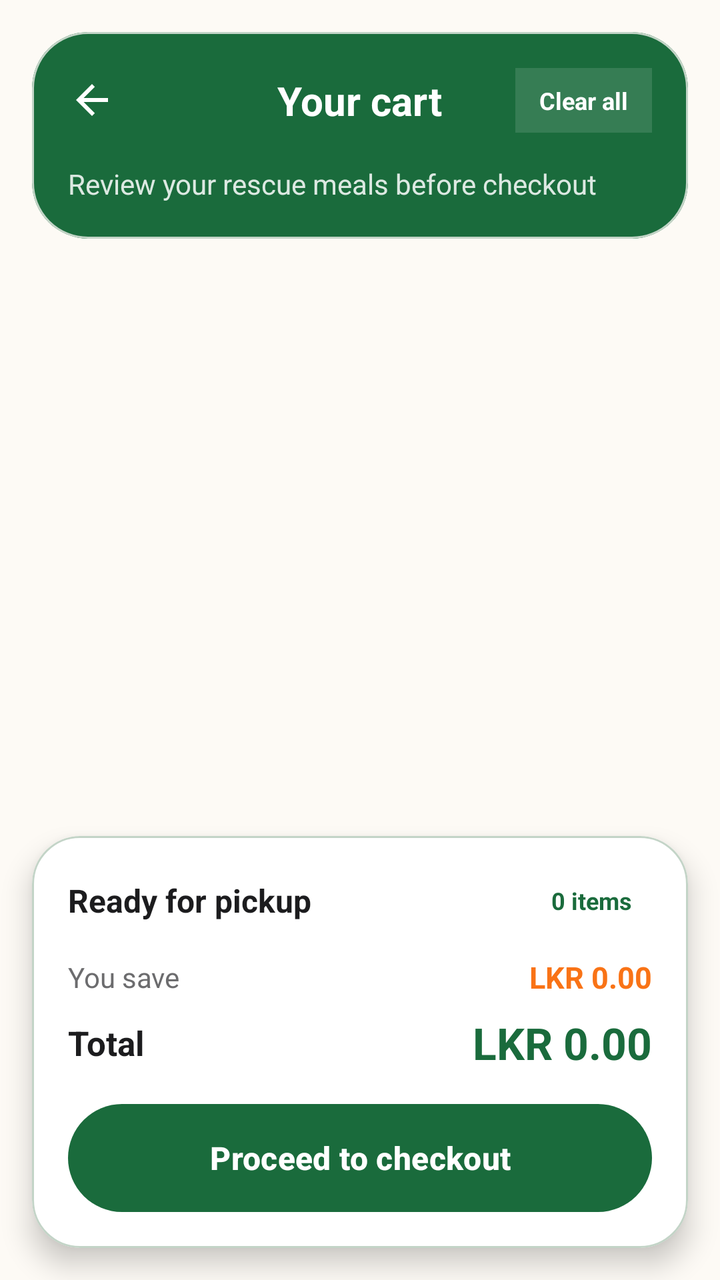
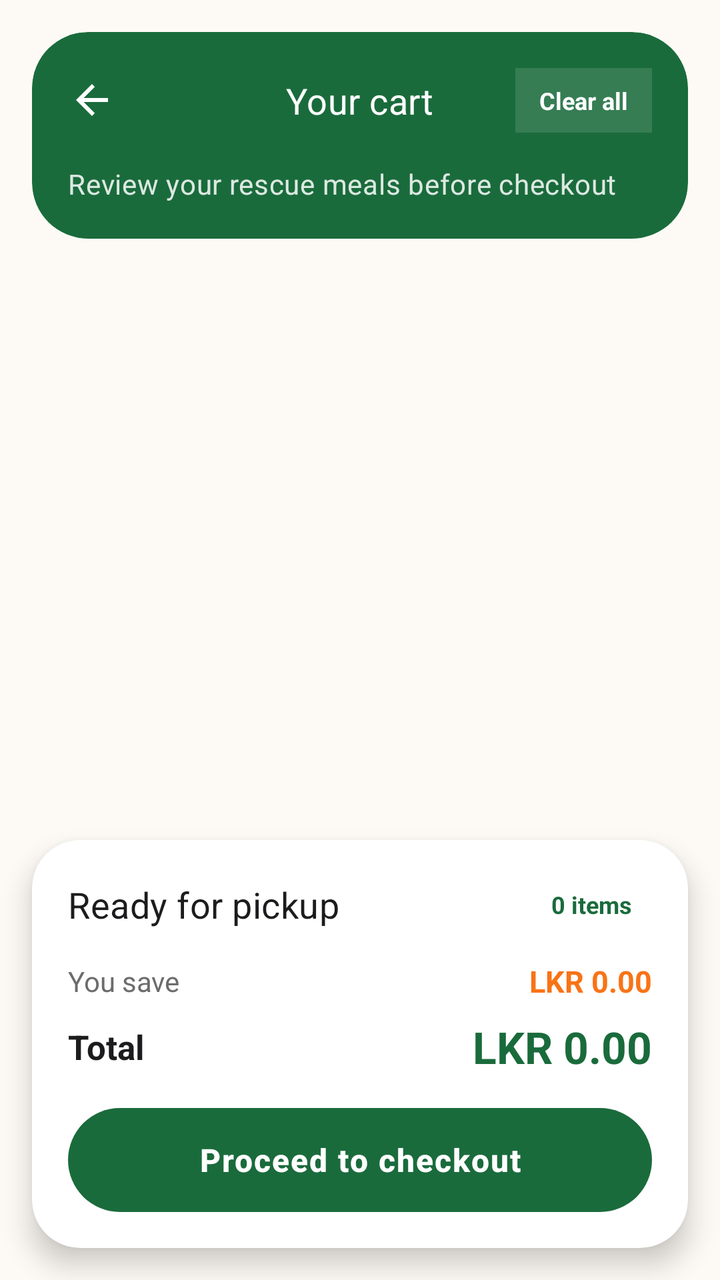

Compare the two renders of this Android layout. The source of the first and the diff that turns it into the second are given below.
<!-- AndroidManifest.xml: application theme Theme.REPLATE -->
<!-- res/layout/activity_cart.xml -->
<?xml version="1.0" encoding="utf-8"?>
<LinearLayout xmlns:android="http://schemas.android.com/apk/res/android"
    xmlns:app="http://schemas.android.com/apk/res-auto"
    android:layout_width="match_parent"
    android:layout_height="match_parent"
    android:background="@color/md_theme_background"
    android:orientation="vertical">

    <com.google.android.material.card.MaterialCardView
        android:layout_width="match_parent"
        android:layout_height="wrap_content"
        android:layout_margin="16dp"
        app:cardBackgroundColor="@color/green_primary"
        app:cardCornerRadius="28dp"
        app:cardElevation="0dp">

        <LinearLayout
            android:layout_width="match_parent"
            android:layout_height="wrap_content"
            android:orientation="vertical"
            android:padding="18dp">

            <RelativeLayout
                android:layout_width="match_parent"
                android:layout_height="wrap_content">

                <ImageView
                    android:id="@+id/ivBack"
                    android:layout_width="24dp"
                    android:layout_height="24dp"
                    android:layout_centerVertical="true"
                    android:src="@drawable/ic_back"
                    app:tint="@color/white" />

                <TextView
                    android:id="@+id/tvTitle"
                    android:layout_width="wrap_content"
                    android:layout_height="wrap_content"
                    android:layout_centerInParent="true"
                    android:text="Your cart"
                    android:textColor="@color/white"
                    android:textSize="20sp"
                    android:textStyle="bold" />

                <TextView
                    android:id="@+id/tvClearCart"
                    android:layout_width="wrap_content"
                    android:layout_height="wrap_content"
                    android:layout_alignParentEnd="true"
                    android:layout_centerVertical="true"
                    android:background="#1FFFFFFF"
                    android:paddingHorizontal="12dp"
                    android:paddingVertical="8dp"
                    android:text="Clear all"
                    android:textColor="@color/white"
                    android:textSize="12sp"
                    android:textStyle="bold" />
            </RelativeLayout>

            <TextView
                android:id="@+id/tvCartSummary"
                android:layout_width="match_parent"
                android:layout_height="wrap_content"
                android:layout_marginTop="16dp"
                android:text="Review your rescue meals before checkout"
                android:textColor="#D9FFFFFF"
                android:textSize="14sp" />
        </LinearLayout>
    </com.google.android.material.card.MaterialCardView>

    <androidx.recyclerview.widget.RecyclerView
        android:id="@+id/rvCartItems"
        android:layout_width="match_parent"
        android:layout_height="0dp"
        android:layout_weight="1"
        android:clipToPadding="false"
        android:paddingBottom="12dp" />

    <LinearLayout
        android:id="@+id/emptyState"
        android:layout_width="match_parent"
        android:layout_height="0dp"
        android:layout_weight="1"
        android:gravity="center"
        android:orientation="vertical"
        android:paddingHorizontal="28dp"
        android:visibility="gone">

        <com.google.android.material.card.MaterialCardView
            android:layout_width="110dp"
            android:layout_height="110dp"
            app:cardBackgroundColor="@color/green_pale"
            app:cardCornerRadius="32dp"
            app:cardElevation="0dp">

            <ImageView
                android:layout_width="52dp"
                android:layout_height="52dp"
                android:layout_gravity="center"
                android:src="@drawable/ic_cart"
                app:tint="@color/green_primary" />
        </com.google.android.material.card.MaterialCardView>

        <TextView
            android:layout_width="wrap_content"
            android:layout_height="wrap_content"
            android:layout_marginTop="20dp"
            android:text="Your cart is feeling empty"
            android:textColor="@color/text_primary"
            android:textSize="22sp"
            android:textStyle="bold" />

        <TextView
            android:layout_width="wrap_content"
            android:layout_height="wrap_content"
            android:layout_marginTop="10dp"
            android:gravity="center"
            android:text="Add a few discounted dishes and come back when you're ready to reserve them."
            android:textColor="@color/text_secondary"
            android:textSize="14sp" />

        <Button
            android:id="@+id/btnBrowse"
            android:layout_width="match_parent"
            android:layout_height="54dp"
            android:layout_marginTop="20dp"
            android:background="@drawable/button_primary"
            android:text="Browse nearby deals"
            android:textAllCaps="false"
            android:textColor="@color/white"
            android:textStyle="bold" />
    </LinearLayout>

    <com.google.android.material.card.MaterialCardView
        android:id="@+id/checkoutSection"
        android:layout_width="match_parent"
        android:layout_height="wrap_content"
        android:layout_marginHorizontal="16dp"
        android:layout_marginBottom="16dp"
        app:cardBackgroundColor="@color/surface_white"
        app:cardCornerRadius="24dp"
        app:cardElevation="8dp">

        <LinearLayout
            android:layout_width="match_parent"
            android:layout_height="wrap_content"
            android:orientation="vertical"
            android:padding="18dp">

            <LinearLayout
                android:layout_width="match_parent"
                android:layout_height="wrap_content"
                android:gravity="center_vertical"
                android:orientation="horizontal">

                <TextView
                    android:layout_width="0dp"
                    android:layout_height="wrap_content"
                    android:layout_weight="1"
                    android:text="Ready for pickup"
                    android:textColor="@color/text_primary"
                    android:textSize="16sp"
                    android:textStyle="bold" />

                <TextView
                    android:id="@+id/tvItemCount"
                    android:layout_width="wrap_content"
                    android:layout_height="wrap_content"
                    android:background="@drawable/badge_distance"
                    android:paddingHorizontal="10dp"
                    android:paddingVertical="6dp"
                    android:text="0 items"
                    android:textColor="@color/green_primary"
                    android:textSize="12sp"
                    android:textStyle="bold" />
            </LinearLayout>

            <LinearLayout
                android:layout_width="match_parent"
                android:layout_height="wrap_content"
                android:layout_marginTop="14dp"
                android:gravity="center_vertical"
                android:orientation="horizontal">

                <TextView
                    android:layout_width="0dp"
                    android:layout_height="wrap_content"
                    android:layout_weight="1"
                    android:text="You save"
                    android:textColor="@color/text_secondary"
                    android:textSize="14sp" />

                <TextView
                    android:id="@+id/tvSavingsValue"
                    android:layout_width="wrap_content"
                    android:layout_height="wrap_content"
                    android:text="LKR 0.00"
                    android:textColor="@color/ember2"
                    android:textSize="15sp"
                    android:textStyle="bold" />
            </LinearLayout>

            <LinearLayout
                android:layout_width="match_parent"
                android:layout_height="wrap_content"
                android:layout_marginTop="8dp"
                android:gravity="center_vertical"
                android:orientation="horizontal">

                <TextView
                    android:layout_width="0dp"
                    android:layout_height="wrap_content"
                    android:layout_weight="1"
                    android:text="Total"
                    android:textColor="@color/text_primary"
                    android:textSize="17sp"
                    android:textStyle="bold" />

                <TextView
                    android:id="@+id/tvTotalAmount"
                    android:layout_width="wrap_content"
                    android:layout_height="wrap_content"
                    android:text="LKR 0.00"
                    android:textColor="@color/green_primary"
                    android:textSize="22sp"
                    android:textStyle="bold" />
            </LinearLayout>

            <Button
                android:id="@+id/btnCheckout"
                android:layout_width="match_parent"
                android:layout_height="54dp"
                android:layout_marginTop="16dp"
                android:background="@drawable/button_primary"
                android:text="Proceed to checkout"
                android:textAllCaps="false"
                android:textColor="@color/white"
                android:textSize="16sp"
                android:textStyle="bold" />
        </LinearLayout>
    </com.google.android.material.card.MaterialCardView>
</LinearLayout>
<!-- resources referenced by this layout -->
<resources>
  <style name="Theme.REPLATE" parent="Theme.Material3.Light.NoActionBar">
          
          <item name="colorPrimary">@color/md_theme_primary</item>
          <item name="colorOnPrimary">@color/md_theme_onPrimary</item>
          <item name="colorPrimaryContainer">@color/md_theme_primaryContainer</item>
          <item name="colorOnPrimaryContainer">@color/md_theme_onPrimaryContainer</item>
  
          
          <item name="colorSecondary">@color/md_theme_secondary</item>
          <item name="colorOnSecondary">@color/md_theme_onSecondary</item>
          <item name="colorSecondaryContainer">@color/md_theme_secondaryContainer</item>
          <item name="colorOnSecondaryContainer">@color/md_theme_onSecondaryContainer</item>
  
          
          <item name="colorTertiary">@color/md_theme_tertiary</item>
          <item name="colorOnTertiary">@color/md_theme_onTertiary</item>
          <item name="colorTertiaryContainer">@color/md_theme_tertiaryContainer</item>
          <item name="colorOnTertiaryContainer">@color/md_theme_onTertiaryContainer</item>
  
          
          <item name="colorError">@color/md_theme_error</item>
          <item name="colorOnError">@color/md_theme_onError</item>
          <item name="colorErrorContainer">@color/md_theme_errorContainer</item>
          <item name="colorOnErrorContainer">@color/md_theme_onErrorContainer</item>
  
          
          <item name="android:colorBackground">@color/md_theme_background</item>
          <item name="colorOnBackground">@color/md_theme_onBackground</item>
          <item name="colorSurface">@color/md_theme_surface</item>
          <item name="colorOnSurface">@color/md_theme_onSurface</item>
          <item name="colorSurfaceVariant">@color/md_theme_surfaceVariant</item>
          <item name="colorOnSurfaceVariant">@color/md_theme_onSurfaceVariant</item>
  
          
          <item name="colorOutline">@color/md_theme_outline</item>
          <item name="colorOutlineVariant">@color/md_theme_outlineVariant</item>
  
          
          <item name="colorSurfaceInverse">@color/md_theme_inverseSurface</item>
          <item name="colorOnSurfaceInverse">@color/md_theme_inverseOnSurface</item>
          <item name="colorPrimaryInverse">@color/md_theme_inversePrimary</item>
  
          
          <item name="colorSurfaceContainerLowest">@color/md_theme_surfaceContainerLowest</item>
          <item name="colorSurfaceContainerLow">@color/md_theme_surfaceContainerLow</item>
          <item name="colorSurfaceContainer">@color/md_theme_surfaceContainer</item>
          <item name="colorSurfaceContainerHigh">@color/md_theme_surfaceContainerHigh</item>
          <item name="colorSurfaceContainerHighest">@color/md_theme_surfaceContainerHighest</item>
  
          
          <item name="android:statusBarColor">@color/status_bar</item>
          <item name="android:navigationBarColor">@color/md_theme_surface</item>
  
          
          <item name="android:windowBackground">@color/md_theme_background</item>
      </style>
  <!-- unchanged entries left out for length: 46 -->
</resources>

<!-- the commit's change to res/layout/activity_cart.xml (unified diff, before → after) -->
@@ -38,9 +38,8 @@
                     android:layout_height="wrap_content"
                     android:layout_centerInParent="true"
                     android:text="Your cart"
-                    android:textColor="@color/white"
-                    android:textSize="20sp"
-                    android:textStyle="bold" />
+                    android:textAppearance="@style/TextAppearance.REPLATE.Subheading"
+                    android:textColor="@color/white" />
 
                 <TextView
                     android:id="@+id/tvClearCart"
@@ -63,8 +62,8 @@
                 android:layout_height="wrap_content"
                 android:layout_marginTop="16dp"
                 android:text="Review your rescue meals before checkout"
-                android:textColor="#D9FFFFFF"
-                android:textSize="14sp" />
+                android:textAppearance="@style/TextAppearance.REPLATE.Body"
+                android:textColor="@color/text_on_primary_muted" />
         </LinearLayout>
     </com.google.android.material.card.MaterialCardView>
 
@@ -106,9 +105,9 @@
             android:layout_height="wrap_content"
             android:layout_marginTop="20dp"
             android:text="Your cart is feeling empty"
+            android:textAppearance="@style/TextAppearance.REPLATE.Headline"
             android:textColor="@color/text_primary"
-            android:textSize="22sp"
-            android:textStyle="bold" />
+            android:textSize="@dimen/text_xl" />
 
         <TextView
             android:layout_width="wrap_content"
@@ -116,13 +115,12 @@
             android:layout_marginTop="10dp"
             android:gravity="center"
             android:text="Add a few discounted dishes and come back when you're ready to reserve them."
-            android:textColor="@color/text_secondary"
-            android:textSize="14sp" />
+            android:textAppearance="@style/TextAppearance.REPLATE.Body" />
 
         <Button
             android:id="@+id/btnBrowse"
             android:layout_width="match_parent"
-            android:layout_height="54dp"
+            android:layout_height="@dimen/button_height"
             android:layout_marginTop="20dp"
             android:background="@drawable/button_primary"
             android:text="Browse nearby deals"
@@ -158,9 +156,7 @@
                     android:layout_height="wrap_content"
                     android:layout_weight="1"
                     android:text="Ready for pickup"
-                    android:textColor="@color/text_primary"
-                    android:textSize="16sp"
-                    android:textStyle="bold" />
+                    android:textAppearance="@style/TextAppearance.REPLATE.Subheading" />
 
                 <TextView
                     android:id="@+id/tvItemCount"
@@ -229,13 +225,13 @@
             <Button
                 android:id="@+id/btnCheckout"
                 android:layout_width="match_parent"
-                android:layout_height="54dp"
+                android:layout_height="@dimen/button_height"
                 android:layout_marginTop="16dp"
                 android:background="@drawable/button_primary"
                 android:text="Proceed to checkout"
                 android:textAllCaps="false"
                 android:textColor="@color/white"
-                android:textSize="16sp"
+                android:textSize="@dimen/text_md"
                 android:textStyle="bold" />
         </LinearLayout>
     </com.google.android.material.card.MaterialCardView>
<!-- resource entries referenced after the edit -->
@@ -1,5 +1,24 @@
 <!-- resources referenced by this layout -->
 <resources>
+  <color name="text_on_primary_muted">#D9FFFFFF</color>
+  <dimen name="button_height">52dp</dimen>
+  <dimen name="text_md">16sp</dimen>
+  <dimen name="text_xl">22sp</dimen>
+  <style name="TextAppearance.REPLATE.Body" parent="TextAppearance.Material3.BodyMedium">
+          <item name="android:fontFamily">sans-serif</item>
+          <item name="android:textSize">@dimen/text_sm</item>
+          <item name="android:textColor">@color/text_secondary</item>
+      </style>
+  <style name="TextAppearance.REPLATE.Headline" parent="TextAppearance.Material3.TitleLarge">
+          <item name="android:fontFamily">sans-serif-black</item>
+          <item name="android:textSize">@dimen/text_xl</item>
+          <item name="android:textColor">@color/text_primary</item>
+      </style>
+  <style name="TextAppearance.REPLATE.Subheading" parent="TextAppearance.Material3.TitleMedium">
+          <item name="android:fontFamily">sans-serif-medium</item>
+          <item name="android:textSize">@dimen/text_lg</item>
+          <item name="android:textColor">@color/text_primary</item>
+      </style>
   <style name="Theme.REPLATE" parent="Theme.Material3.Light.NoActionBar">
           
           <item name="colorPrimary">@color/md_theme_primary</item>
@@ -55,7 +74,51 @@
   
           
           <item name="android:windowBackground">@color/md_theme_background</item>
+  
+          
+          <item name="android:fontFamily">sans-serif</item>
+          <item name="textAppearanceTitleLarge">@style/TextAppearance.REPLATE.Headline</item>
+          <item name="textAppearanceTitleMedium">@style/TextAppearance.REPLATE.Subheading</item>
+          <item name="textAppearanceBodyMedium">@style/TextAppearance.REPLATE.Body</item>
+          <item name="textAppearanceLabelLarge">@style/TextAppearance.REPLATE.Label</item>
+  
+          
+          <item name="materialCardViewStyle">@style/Widget.REPLATE.Card</item>
+          <item name="materialButtonStyle">@style/Widget.REPLATE.Button.Primary</item>
+          <item name="textInputStyle">@style/Widget.REPLATE.TextInputLayout</item>
       </style>
+  <dimen name="text_sm">14sp</dimen>
+  <dimen name="text_lg">18sp</dimen>
+  <style name="TextAppearance.REPLATE.Label" parent="TextAppearance.Material3.LabelMedium">
+          <item name="android:fontFamily">sans-serif-medium</item>
+          <item name="android:textSize">@dimen/text_sm</item>
+          <item name="android:textColor">@color/text_primary</item>
+      </style>
+  <style name="Widget.REPLATE.Card" parent="Widget.Material3.CardView.Elevated">
+          <item name="cardCornerRadius">@dimen/radius_md</item>
+          <item name="cardElevation">@dimen/elevation_card</item>
+          <item name="cardBackgroundColor">@color/surface_white</item>
+      </style>
+  <style name="Widget.REPLATE.Button.Primary" parent="Widget.Material3.Button">
+          <item name="android:minHeight">@dimen/button_height</item>
+          <item name="cornerRadius">@dimen/radius_md</item>
+          <item name="android:fontFamily">sans-serif-medium</item>
+          <item name="android:textAllCaps">false</item>
+          <item name="android:textSize">@dimen/text_md</item>
+          <item name="android:textColor">@color/white</item>
+          <item name="backgroundTint">@color/green_primary</item>
+      </style>
+  <style name="Widget.REPLATE.TextInputLayout" parent="Widget.Material3.TextInputLayout.OutlinedBox">
+          <item name="boxCornerRadiusTopStart">@dimen/radius_sm</item>
+          <item name="boxCornerRadiusTopEnd">@dimen/radius_sm</item>
+          <item name="boxCornerRadiusBottomStart">@dimen/radius_sm</item>
+          <item name="boxCornerRadiusBottomEnd">@dimen/radius_sm</item>
+          <item name="boxStrokeColor">@color/green_primary</item>
+          <item name="hintTextColor">@color/text_secondary</item>
+      </style>
+  <dimen name="radius_md">14dp</dimen>
+  <dimen name="elevation_card">3dp</dimen>
+  <dimen name="radius_sm">10dp</dimen>
   <!-- unchanged entries left out for length: 46 -->
 </resources>
 
